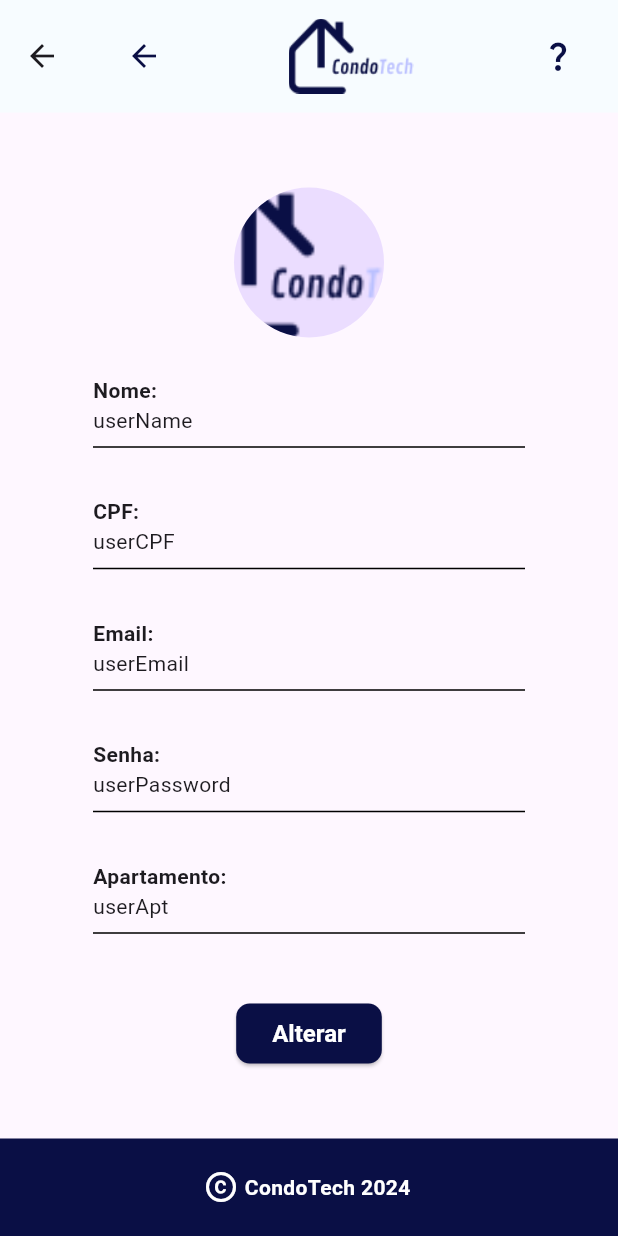
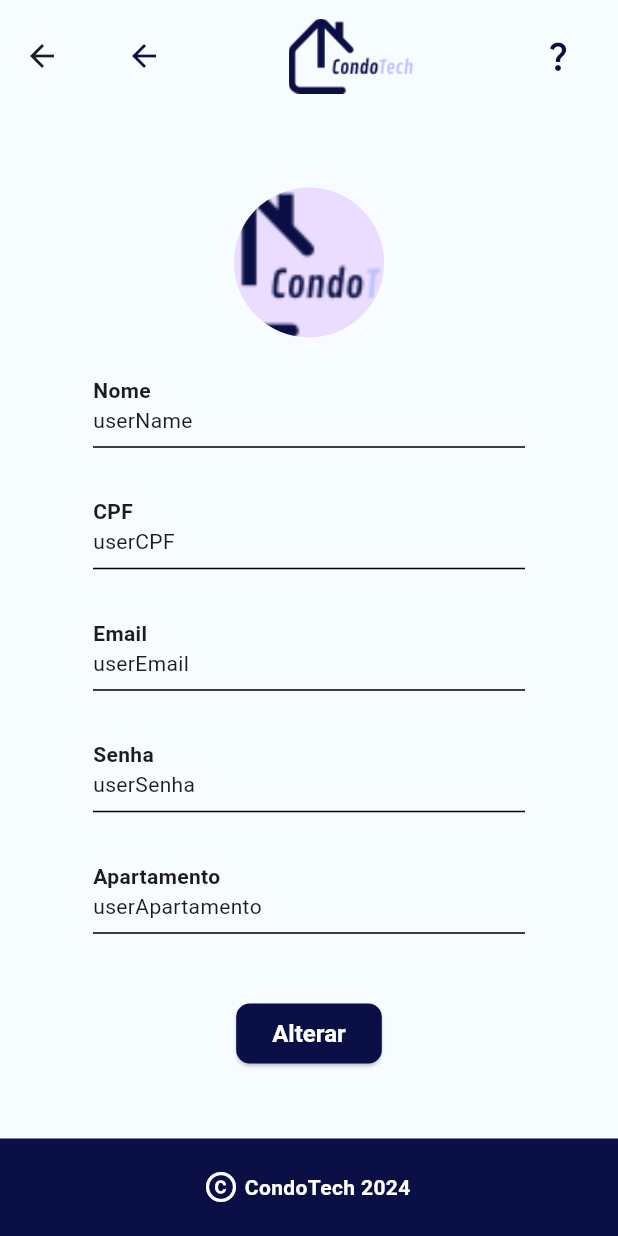
Before and after one commit to CondoTech/condotech_app, a Flutter app: the Perfil screen opened directly, on a phone screen of 412 x 824 dp. Run offline on Flutter 3.47's test engine with Material 3 defaults, Android fonts, the phone set to English and light mode, and no system bars.

Commit message:
refactor perfil

```diff
--- a/condotech/lib/pages/perfil.dart
+++ b/condotech/lib/pages/perfil.dart
@@ -1,6 +1,7 @@
 import 'package:condotech/util/appbar.dart';
 import 'package:condotech/util/color.dart';
 import 'package:condotech/util/footer.dart';
+import 'package:condotech/util/information_field.dart';
 import 'package:flutter/material.dart';
 
 class Perfil extends StatelessWidget {
@@ -9,14 +10,15 @@ class Perfil extends StatelessWidget {
   @override
   Widget build(BuildContext context) {
     return Scaffold(
+      backgroundColor: Paleta.bgColor,
       appBar: MinAppBar(),
-      body: Column(
+      body: SingleChildScrollView(
+        child: Column(
           children: [
             const Padding(
               padding: EdgeInsets.fromLTRB(62, 50, 62, 35),
               child: Center(
                 child: Column(
-                crossAxisAlignment: CrossAxisAlignment.start,
                   children: [
                     Center(
                       child: CircleAvatar(
@@ -25,36 +27,16 @@ class Perfil extends StatelessWidget {
                       ),
                     ),
                     SizedBox(height: 25),
-                  Text("Nome:", style: TextStyle(fontWeight: FontWeight.bold)),
-                  Text("userName"),
-                  Divider(
-                    color: Colors.black,
-                  ),
+                    InformationField(title: "Nome", text: "userName"),
                     SizedBox(height: 25),
-                  Text("CPF:", style: TextStyle(fontWeight: FontWeight.bold)),
-                  Text("userCPF"),
-                  Divider(
-                    color: Colors.black,
-                  ),
+                    InformationField(title: "CPF", text: "userCPF"),
                     SizedBox(height: 25),
-                  Text("Email:", style: TextStyle(fontWeight: FontWeight.bold)),
-                  Text("userEmail"),
-                  Divider(
-                    color: Colors.black,
-                  ),
+                    InformationField(title: "Email", text: "userEmail"),
                     SizedBox(height: 25),
-                  Text("Senha:", style: TextStyle(fontWeight: FontWeight.bold)),
-                  Text("userPassword"),
-                  Divider(
-                    color: Colors.black,
-                  ),
+                    InformationField(title: "Senha", text: "userSenha"),
                     SizedBox(height: 25),
-                  Text("Apartamento:",
-                      style: TextStyle(fontWeight: FontWeight.bold)),
-                  Text("userApt"),
-                  Divider(
-                    color: Colors.black,
-                  ),
+                    InformationField(
+                        title: "Apartamento", text: "userApartamento"),
                   ],
                 ),
               ),
@@ -74,6 +56,7 @@ class Perfil extends StatelessWidget {
             ),
           ],
         ),
+      ),
       bottomNavigationBar: footer(),
     );
   }
```
Lines whose indentation alone changed are shown as unchanged.
